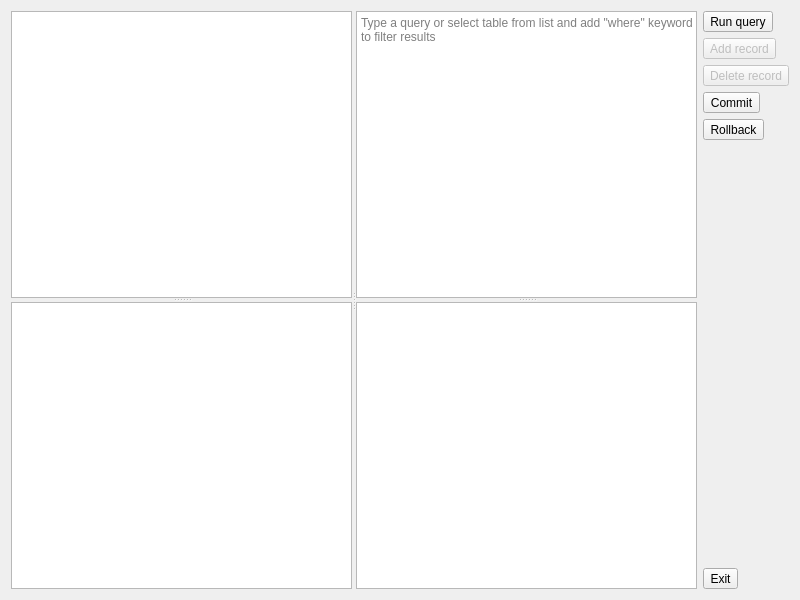
First picture: the form in sqleditordialog.ui, repository Kuszki/K-Indexer, before the edit.
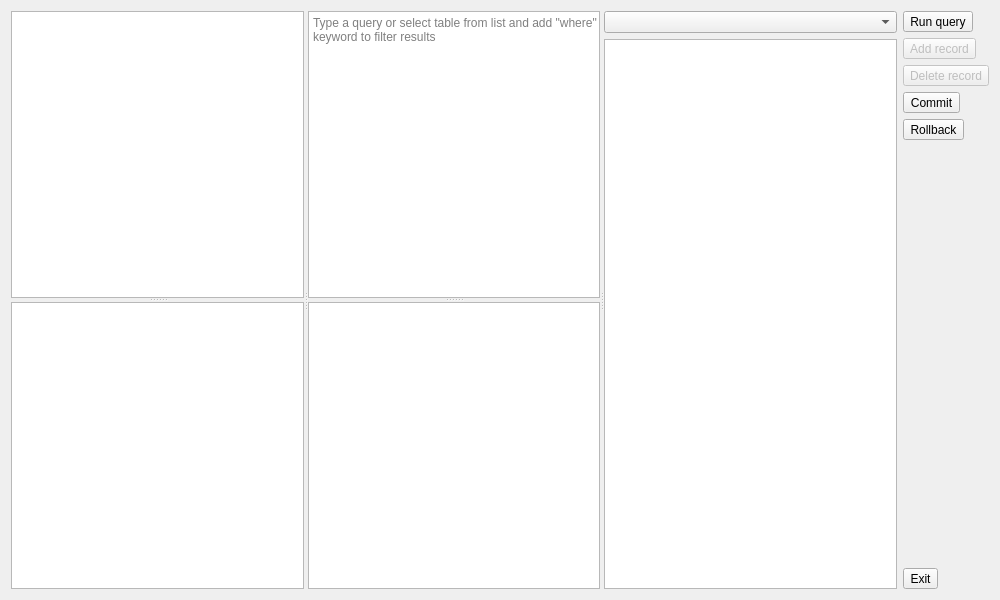
Second picture: the form after the edit. Icons and pictures are not drawn.

```diff
--- a/sqleditordialog.ui
+++ b/sqleditordialog.ui
@@ -6,7 +6,7 @@
    <rect>
     <x>0</x>
     <y>0</y>
-    <width>800</width>
+    <width>1000</width>
     <height>600</height>
    </rect>
   </property>
@@ -107,6 +107,20 @@
        </attribute>
       </widget>
      </widget>
+     <widget class="QWidget" name="verticalLayoutWidget">
+      <layout class="QVBoxLayout" name="verticalLayout">
+       <item>
+        <widget class="QComboBox" name="helperCombo"/>
+       </item>
+       <item>
+        <widget class="QListView" name="helperView">
+         <property name="editTriggers">
+          <set>QAbstractItemView::NoEditTriggers</set>
+         </property>
+        </widget>
+       </item>
+      </layout>
+     </widget>
     </widget>
    </item>
    <item row="0" column="1">
```
Left out of the diff: 76 changed lines with no effect on the pictures.
